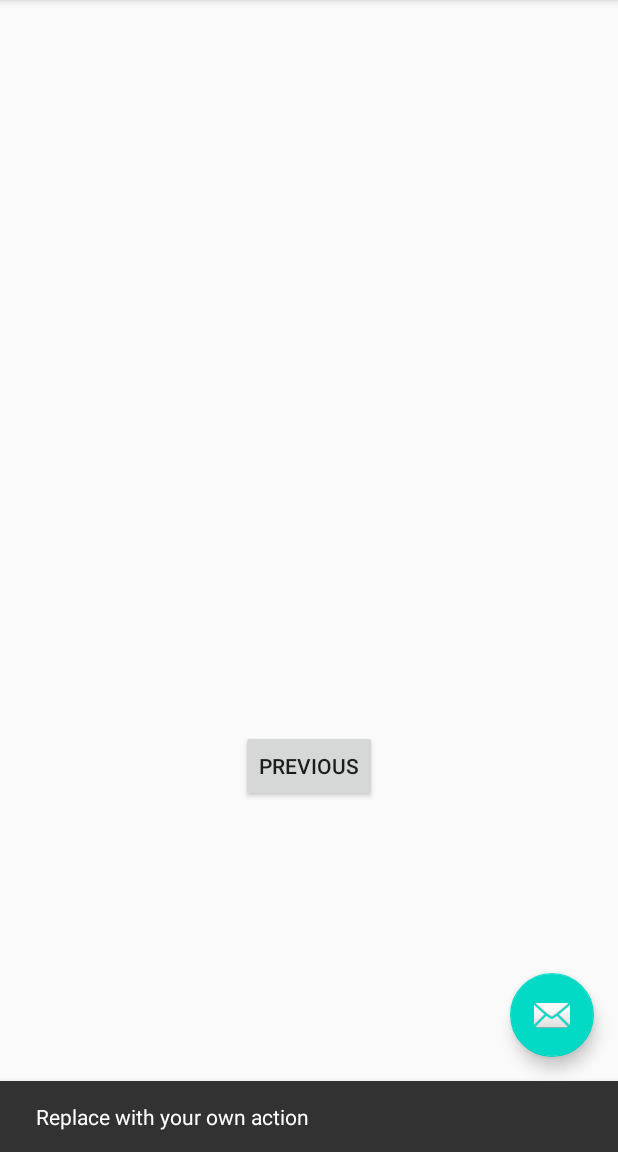
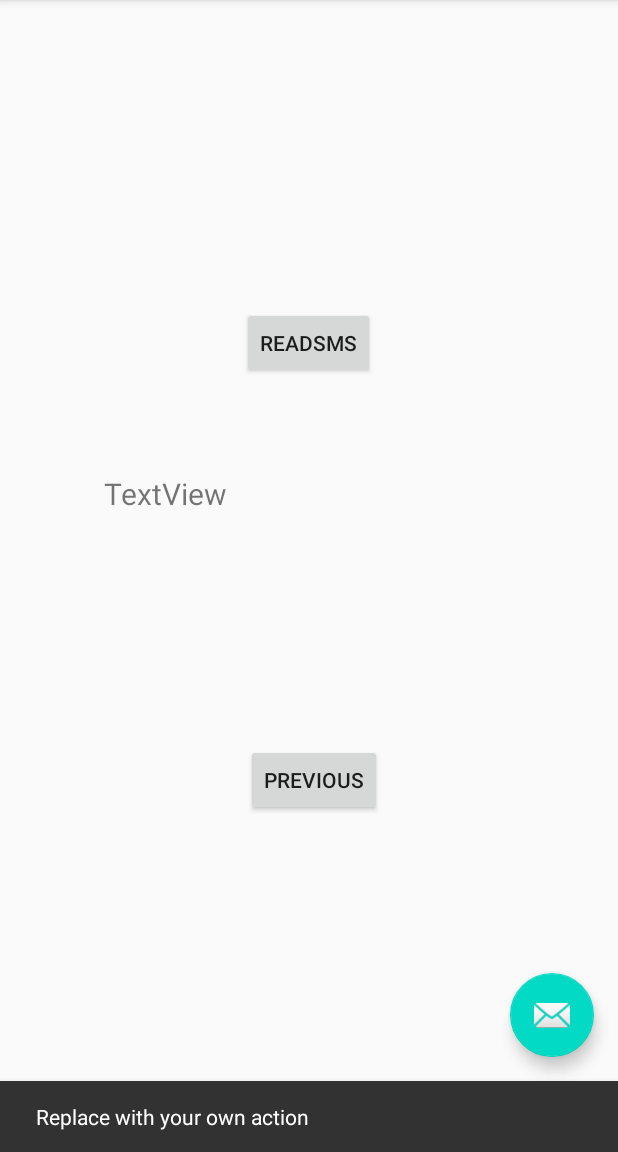
Before and after one commit to ensermuff/RamAlert-App, an Android app: the screen it shows after launch (MainActivity), after a tap on "NEXT", on a phone screen of 412 x 824 dp, the part 84-1236 px from its top. Run offline under Robolectric (Android 15) with nearby library versions, the phone set to English and light mode, and no system bars; 1 other tap on this screen came first.

Commit message:
Reading SMS

```diff
--- a/app/src/main/AndroidManifest.xml
+++ b/app/src/main/AndroidManifest.xml
@@ -1,6 +1,8 @@
 <?xml version="1.0" encoding="utf-8"?>
 <manifest xmlns:android="http://schemas.android.com/apk/res/android"
     package="com.vcu.teamnapp">
+
+    <uses-permission android:name="android.permission.READ_SMS"/>
 
     <application
         android:allowBackup="true"
--- a/app/src/main/java/com/vcu/teamnapp/MainActivity.java
+++ b/app/src/main/java/com/vcu/teamnapp/MainActivity.java
@@ -1,6 +1,10 @@
 package com.vcu.teamnapp;
 
+import android.Manifest;
 import android.content.Intent;
+import android.content.pm.PackageManager;
+import android.database.Cursor;
+import android.net.Uri;
 import android.os.Bundle;
 
 import com.google.android.material.floatingactionbutton.FloatingActionButton;
@@ -8,22 +12,29 @@ import com.google.android.material.snackbar.Snackbar;
 
 import androidx.appcompat.app.AppCompatActivity;
 import androidx.appcompat.widget.Toolbar;
+import androidx.core.app.ActivityCompat;
 
 import android.view.View;
 
 import android.view.Menu;
 import android.view.MenuItem;
 import android.widget.Button;
+import android.widget.TextView;
 
 //Main Activity class
 public class MainActivity extends AppCompatActivity {
     Button buttonNotification;
+    TextView myTextView;
+
     @Override
     protected void onCreate(Bundle savedInstanceState) {
         super.onCreate(savedInstanceState);
         setContentView(R.layout.activity_main);
         Toolbar toolbar = findViewById(R.id.toolbar);
         setSupportActionBar(toolbar);
+
+        myTextView = findViewById(R.id.textView);
+        ActivityCompat.requestPermissions(MainActivity.this, new String[]{Manifest.permission.READ_SMS}, PackageManager.PERMISSION_GRANTED);
 
         FloatingActionButton fab = findViewById(R.id.fab);
         fab.setOnClickListener(new View.OnClickListener() {
@@ -35,6 +46,15 @@ public class MainActivity extends AppCompatActivity {
         });
 
     }
+
+    public void Read_SMS (View view){
+
+        Cursor cursor = getContentResolver().query(Uri.parse("content://sms"), null, null,null,null);
+        cursor.moveToFirst();
+        myTextView.setText(cursor.getString(12));
+
+    }
+
 
     @Override
     public boolean onCreateOptionsMenu(Menu menu) {
@@ -50,16 +70,16 @@ public class MainActivity extends AppCompatActivity {
         // as you specify a parent activity in AndroidManifest.xml.
         int id = item.getItemId();
 
+
         //noinspection SimplifiableIfStatement
         if (id == R.id.action_settings) {
             Intent myIntent = new Intent(MainActivity.this, SettingsActivity.class);
             startActivity(myIntent);
             return true;
-        }else{
+        } else {
             return super.onOptionsItemSelected(item);
 
             //Comment for 9/21 class
         }
     }
-
 }
--- a/app/src/main/java/com/vcu/teamnapp/SecondFragment.java
+++ b/app/src/main/java/com/vcu/teamnapp/SecondFragment.java
@@ -1,24 +1,35 @@
 package com.vcu.teamnapp;
 
+import android.Manifest;
+import android.content.pm.PackageManager;
 import android.os.Bundle;
 import android.view.LayoutInflater;
 import android.view.View;
 import android.view.ViewGroup;
+import android.widget.TextView;
 
 import androidx.annotation.NonNull;
+import androidx.core.app.ActivityCompat;
+import androidx.core.app.BundleCompat;
 import androidx.fragment.app.Fragment;
 import androidx.navigation.fragment.NavHostFragment;
 
 public class SecondFragment extends Fragment {
+    TextView myTextView;
+
 
     @Override
     public View onCreateView(
             LayoutInflater inflater, ViewGroup container,
             Bundle savedInstanceState
-    ) {
+    )
+
+    {
         // Inflate the layout for this fragment
+
         return inflater.inflate(R.layout.fragment_second, container, false);
     }
+
 
     public void onViewCreated(@NonNull View view, Bundle savedInstanceState) {
         super.onViewCreated(view, savedInstanceState);
--- a/app/src/main/res/layout/fragment_second.xml
+++ b/app/src/main/res/layout/fragment_second.xml
@@ -6,22 +6,58 @@
     android:layout_height="match_parent"
     tools:context=".SecondFragment">
 
-    <TextView
-        android:id="@+id/textview_second"
-        android:layout_width="wrap_content"
-        android:layout_height="wrap_content"
-        app:layout_constraintBottom_toTopOf="@id/button_second"
-        app:layout_constraintEnd_toEndOf="parent"
-        app:layout_constraintStart_toStartOf="parent"
-        app:layout_constraintTop_toTopOf="parent" />
-
     <Button
         android:id="@+id/button_second"
         android:layout_width="wrap_content"
         android:layout_height="wrap_content"
+        android:layout_alignParentStart="true"
+        android:layout_alignParentTop="true"
+        android:layout_alignParentEnd="true"
+        android:layout_alignParentBottom="true"
+        android:layout_marginStart="164dp"
+        android:layout_marginEnd="157dp"
         android:text="@string/previous"
         app:layout_constraintBottom_toBottomOf="parent"
         app:layout_constraintEnd_toEndOf="parent"
+        app:layout_constraintHorizontal_bias="0.0"
         app:layout_constraintStart_toStartOf="parent"
-        app:layout_constraintTop_toBottomOf="@id/textview_second" />
+        app:layout_constraintTop_toTopOf="parent"
+        app:layout_constraintVertical_bias="0.689" />
+
+    <Button
+        android:id="@+id/button"
+        android:layout_width="wrap_content"
+        android:layout_height="wrap_content"
+        android:layout_alignParentStart="true"
+        android:layout_alignParentTop="true"
+        android:layout_alignParentEnd="true"
+        android:layout_alignParentBottom="true"
+        android:onClick="@string/readsms"
+        android:text="@string/readsms"
+        android:textAlignment="center"
+        app:layout_constraintBottom_toBottomOf="parent"
+        app:layout_constraintEnd_toEndOf="parent"
+        app:layout_constraintHorizontal_bias="0.498"
+        app:layout_constraintStart_toStartOf="parent"
+        app:layout_constraintTop_toTopOf="parent"
+        app:layout_constraintVertical_bias="0.284"
+        tools:ignore="MissingConstraints" />
+
+    <TextView
+        android:id="@+id/textView"
+        android:layout_width="95dp"
+        android:layout_height="41dp"
+        android:layout_alignParentStart="true"
+        android:layout_alignParentTop="true"
+        android:layout_alignParentEnd="true"
+        android:layout_alignParentBottom="true"
+        android:text="@string/textview"
+        android:textSize="20sp"
+        app:layout_constraintBottom_toBottomOf="parent"
+        app:layout_constraintEnd_toEndOf="parent"
+        app:layout_constraintHorizontal_bias="0.218"
+        app:layout_constraintStart_toStartOf="parent"
+        app:layout_constraintTop_toTopOf="parent"
+        app:layout_constraintVertical_bias="0.434"
+        tools:ignore="MissingConstraints" />
 </androidx.constraintlayout.widget.ConstraintLayout>
--- a/app/src/main/res/values/strings.xml
+++ b/app/src/main/res/values/strings.xml
@@ -28,4 +28,6 @@
     <string name="attachment_title">Download incoming attachments </string>
     <string name="attachment_summary_on">Automatically download attachments for incoming emails </string>
     <string name="attachment_summary_off">Only download attachments when manually requested</string>
+    <string name="textview">TextView</string>
+    <string name="readsms">ReadSMS</string>
 </resources>
```
Also changed, not shown: 1 other file.
